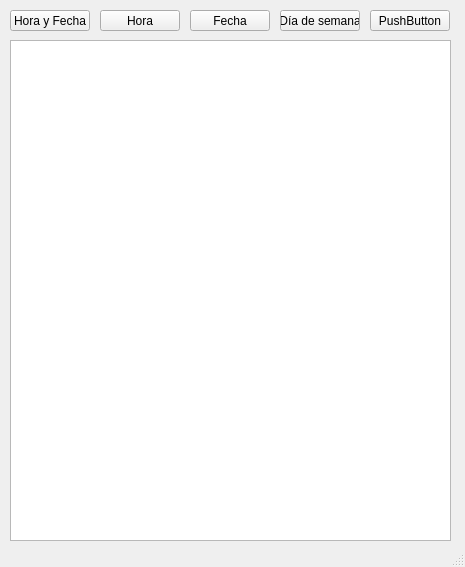
First picture: the form in Actividad_8/Actividad_8_3_Cliente/mainwindow.ui, repository S-Bou/Practicas_SII, before the edit.
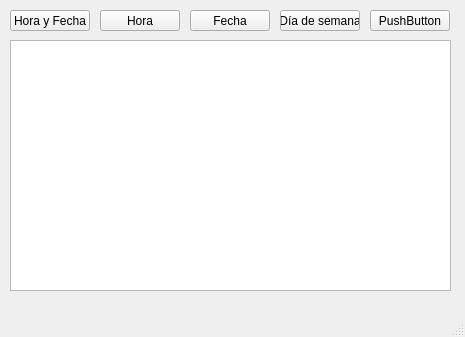
Second picture: the form after the edit.

Patch:
```diff
--- a/Actividad_8/Actividad_8_3_Cliente/mainwindow.ui
+++ b/Actividad_8/Actividad_8_3_Cliente/mainwindow.ui
@@ -7,7 +7,7 @@
     <x>0</x>
     <y>0</y>
     <width>465</width>
-    <height>567</height>
+    <height>337</height>
    </rect>
   </property>
   <property name="windowTitle">
@@ -85,7 +85,7 @@
       <x>10</x>
       <y>40</y>
       <width>441</width>
-      <height>501</height>
+      <height>251</height>
      </rect>
     </property>
    </widget>
```
